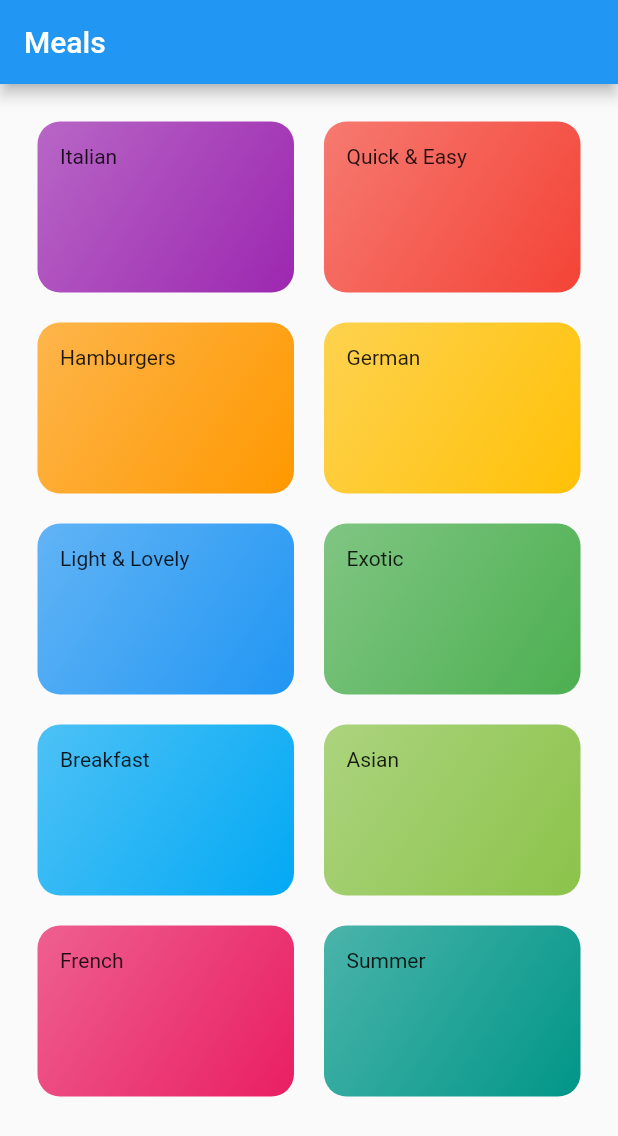
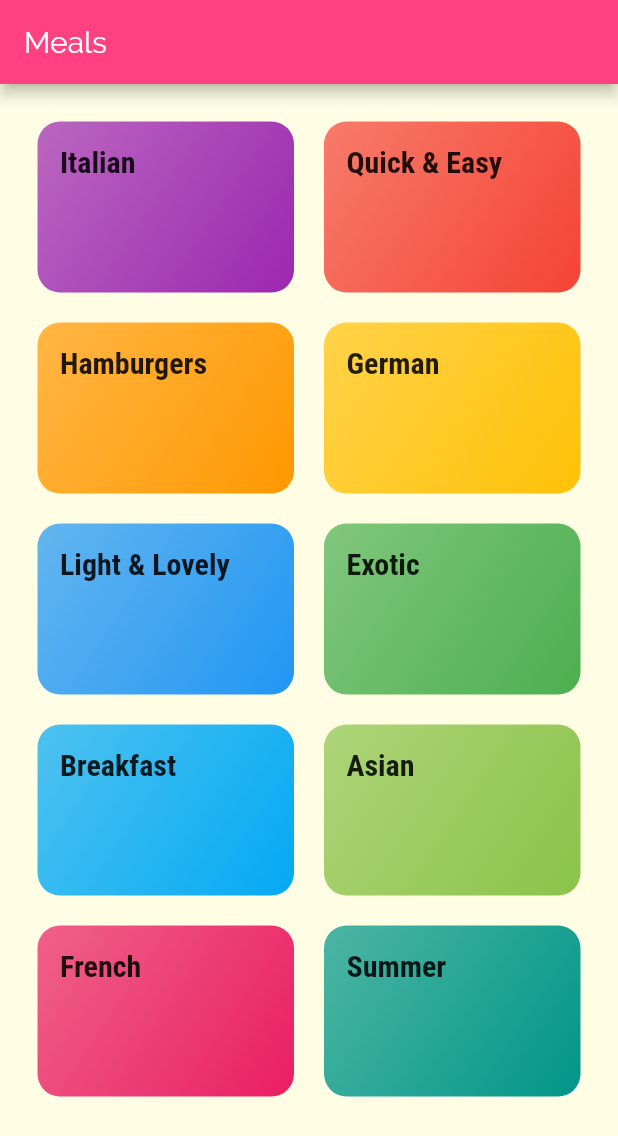
Before and after one commit to pavankalyan0424/Meals, a Flutter app: the screen it shows after launch, on a phone screen of 412 x 824 dp. Shown: the top 1136 px of the screen. Run offline on Flutter 3.47's test engine with Material 2 defaults, Android fonts, the phone set to English and light mode, and no system bars.

Commit message:
basic styling

```diff
--- a/lib/main.dart
+++ b/lib/main.dart
@@ -1,4 +1,5 @@
 import 'package:flutter/material.dart';
+
 import './pages/homePage.dart';
 
 void main() {
@@ -11,8 +12,24 @@ class MyApp extends StatelessWidget {
     return MaterialApp(
       title: 'Meals',
       theme: ThemeData(
-        primarySwatch: Colors.blue,
+        primaryColor: Colors.pinkAccent,
+        accentColor: Colors.amber,
+        canvasColor: Color.fromRGBO(255, 254, 229, 1),
+        fontFamily: 'Raleway',
         visualDensity: VisualDensity.adaptivePlatformDensity,
+        textTheme: ThemeData.light().textTheme.copyWith(
+              bodyText1: TextStyle(
+                color: Color.fromRGBO(20, 51, 51, 1),
+              ),
+              bodyText2: TextStyle(
+                color: Color.fromRGBO(20, 51, 51, 1),
+              ),
+              headline6: TextStyle(
+                fontFamily: 'RobotoCondensed',
+                fontSize: 20,
+                fontWeight: FontWeight.bold,
+              ),
+            ),
       ),
       home: MyHomePage(),
     );
--- a/lib/pages/categories/category_item.dart
+++ b/lib/pages/categories/category_item.dart
@@ -10,7 +10,10 @@ class CategoryItem extends StatelessWidget {
   Widget build(BuildContext context) {
     return Container(
       padding: const EdgeInsets.all(15),
-      child: Text(title),
+      child: Text(
+        title,
+        style: Theme.of(context).textTheme.headline6,
+      ),
       decoration: BoxDecoration(
         gradient: LinearGradient(
           colors: <Color>[
```
